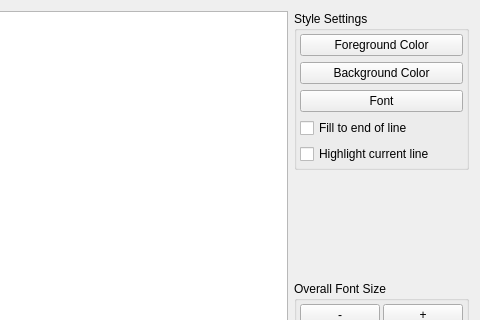
Old version of the form Qitom/ui/widgetPropEditorStyles.ui in the repository itom-project/itom; both pictures show x 196 to 676 and y 0 to 320 of the 676 by 510 pixel window.
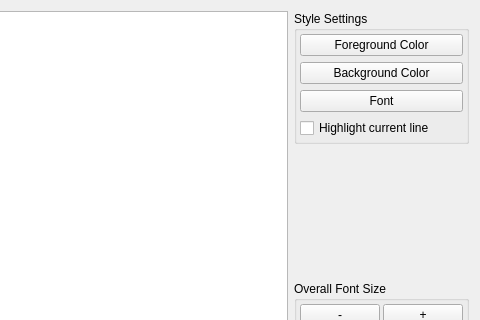
New version of the form. Custom widgets are drawn as their Qt base class.

Commit message: background color of highlighted error line in scripts can be changed in editor-styles properties (e.g. for dark theme)

Patch:
```diff
--- a/Qitom/ui/widgetPropEditorStyles.ui
+++ b/Qitom/ui/widgetPropEditorStyles.ui
@@ -101,13 +101,6 @@
           </property>
          </widget>
         </item>
-        <item>
-         <widget class="QCheckBox" name="checkFillEOL">
-          <property name="text">
-           <string>Fill to end of line</string>
-          </property>
-         </widget>
-        </item>
         <item>
          <widget class="QCheckBox" name="checkShowCaretBackground">
           <property name="text">
```
Left out of the diff: 4 changed lines with no effect on the pictures. The commit also changes 3 other files.
